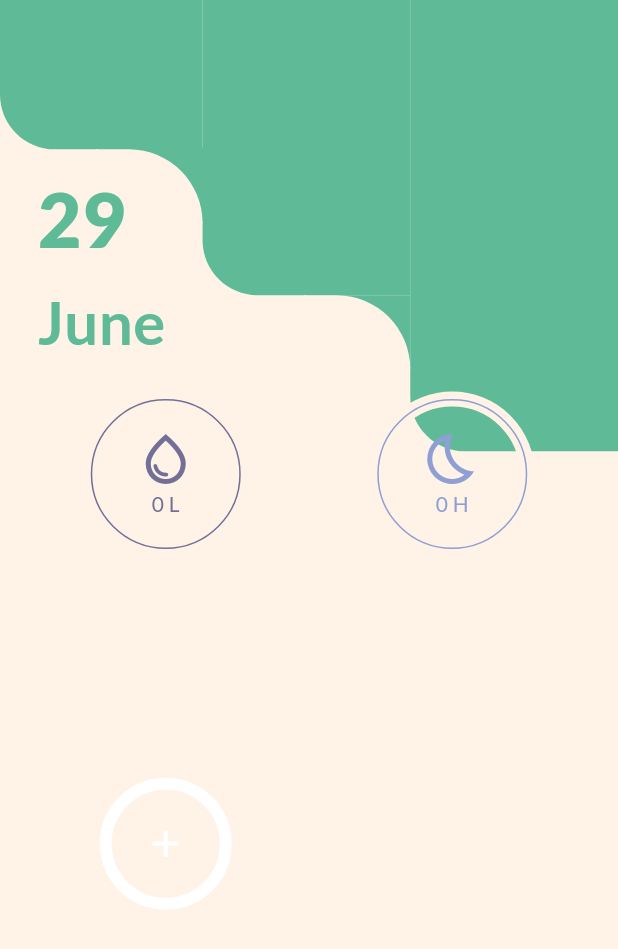
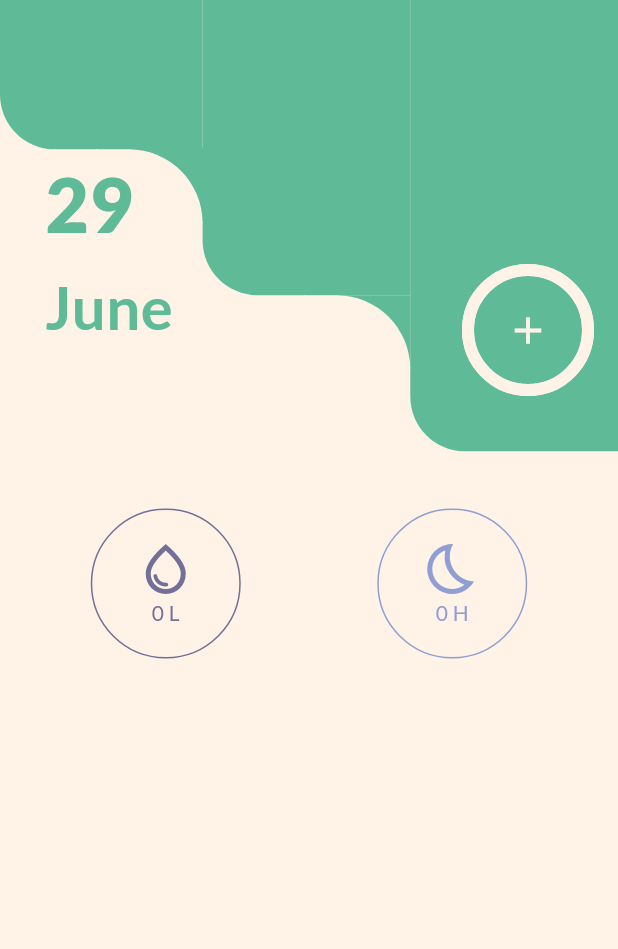
Before and after one commit to TyperOfCode/Hack24T50, a Flutter app: the screen it shows after launch, on a phone screen of 412 x 824 dp. Shown: the top 949 px of the screen. Run offline on Flutter 3.47's test engine with Material 3 defaults, Android fonts, the phone set to English and light mode, and no system bars; our stand-ins replace flutter_riverpod, flutter_svg, freezed_annotation, gap, go_router, google_fonts and 1 more.

Commit message:
Feature: add habit screen and simple menu select

```diff
--- a/lib/presentation/common/components/add_habit_button.dart
+++ b/lib/presentation/common/components/add_habit_button.dart
@@ -1,5 +1,9 @@
 import 'package:flutter/material.dart';
 import 'package:flutter_riverpod/flutter_riverpod.dart';
+import 'package:step/data/fake_data.dart';
+import 'package:step/data/repositories/user_handler.dart';
+import 'package:step/presentation/common/styles/styles.dart';
+import 'package:step/presentation/screens/screens.dart';
 import 'package:step/routes.dart';
 
 class AddHabitButton extends ConsumerWidget {
@@ -7,15 +11,20 @@ class AddHabitButton extends ConsumerWidget {
 
   @override
   Widget build(BuildContext context, WidgetRef ref) {
-    var goRouter = ref.watch(goRouterProvider);
-    const color = Color.fromRGBO(255, 255, 255, 10);
+    const color = AppThemeColors.background500;
+    var userStateNotifier = ref.watch(userStateProvider.notifier);
 
-    return InkWell(onTap: () {
+    return InkWell(
+      onTap: () {
         // userStateNotifier.addHabit(FakeData.placeholder);
-        goRouter.go(AppPaths.addHabitScreen.path);
+        showDialog(
+            context: context,
+            builder: (BuildContext context) {
+              return AddHabitScreen();
+            });
       },
       customBorder: const CircleBorder(),
-      splashColor: color,
+      radius: 100,
       child: Stack(
         alignment: Alignment.center,
         children: [
@@ -23,7 +32,7 @@ class AddHabitButton extends ConsumerWidget {
             width: 80,
             height: 80,
             child: CircularProgressIndicator(
-              value: 100,
+              value: 1,
               strokeWidth: 8.0,
               valueColor: const AlwaysStoppedAnimation<Color>(color),
               backgroundColor: Colors.grey.shade200,
--- a/lib/presentation/common/components/habit_tile.dart
+++ b/lib/presentation/common/components/habit_tile.dart
@@ -83,7 +83,9 @@ class HabitTileState extends ConsumerState<HabitTile> {
                           ? AppThemeColors.background500
                           : habitColor,
                     ),
-                    Text(
+                    !widget.habit.isMeasurable
+                        ? Container()
+                        : Text(
                             "$formattedTodayValue ${widget.habit.unitLabel}",
                             style: AppThemeTextStyles.buttonText.copyWith(
                               color: isCompleted
--- a/lib/presentation/screens/home_screen/home_screen.dart
+++ b/lib/presentation/screens/home_screen/home_screen.dart
@@ -21,6 +21,8 @@ class HomePage extends ConsumerWidget {
 
     DateTime now = DateTime.now();
 
+    Size screenSize = MediaQuery.of(context).size;
+
     return GestureDetector(
       onHorizontalDragEnd: (details) {
         if (details.primaryVelocity! < 0) {
@@ -37,13 +39,9 @@ class HomePage extends ConsumerWidget {
                 alignment: Alignment.topCenter,
               ),
             ),
-            Positioned.fromRelativeRect(
-              rect: const RelativeRect.fromLTRB(
-                25,
-                110,
-                100,
-                550,
-              ),
+            Positioned(
+              left: 30,
+              top: 100,
               child: Column(
                 crossAxisAlignment: CrossAxisAlignment.start,
                 children: [
@@ -66,16 +64,21 @@ class HomePage extends ConsumerWidget {
                 ],
               ),
             ),
+            const Positioned(
+              right: 20,
+              top: 180,
+              child: AddHabitButton(),
+            ),
             Container(
               alignment: Alignment.center,
               child: Column(
                 mainAxisAlignment: MainAxisAlignment.center,
                 children: [
-                  const Gap(100),
+                  const Spacer(),
                   createHabitGridView(currentUser.habits) // GridView
                 ],
               ),
-            )
+            ),
           ],
         ),
       ),
@@ -83,21 +86,20 @@ class HomePage extends ConsumerWidget {
   }
 }
 
-GridView createHabitGridView(List<Habit> habits) {
-  return GridView.count(
+Widget createHabitGridView(List<Habit> habits) {
+  return Container(
+    height: 500,
+    child: GridView.count(
       padding: const EdgeInsets.all(15),
       shrinkWrap: true,
       crossAxisCount: 2,
       crossAxisSpacing: 0,
       mainAxisSpacing: 10,
-    children: [
-        ...habits
+      children: habits
           .map(
             (e) => HabitTile(habit: e),
           )
           .toList(),
-        const AddHabitButton(),
-        ],
-
+    ),
   );
 }
```
Also changed, not shown: lib/data/repositories/user_handler.dart (+10 -2 lines), lib/presentation/screens/add_habit_screen/add_habit_screen.dart (+20 -9 lines). Lines whose indentation alone changed are shown as unchanged.
